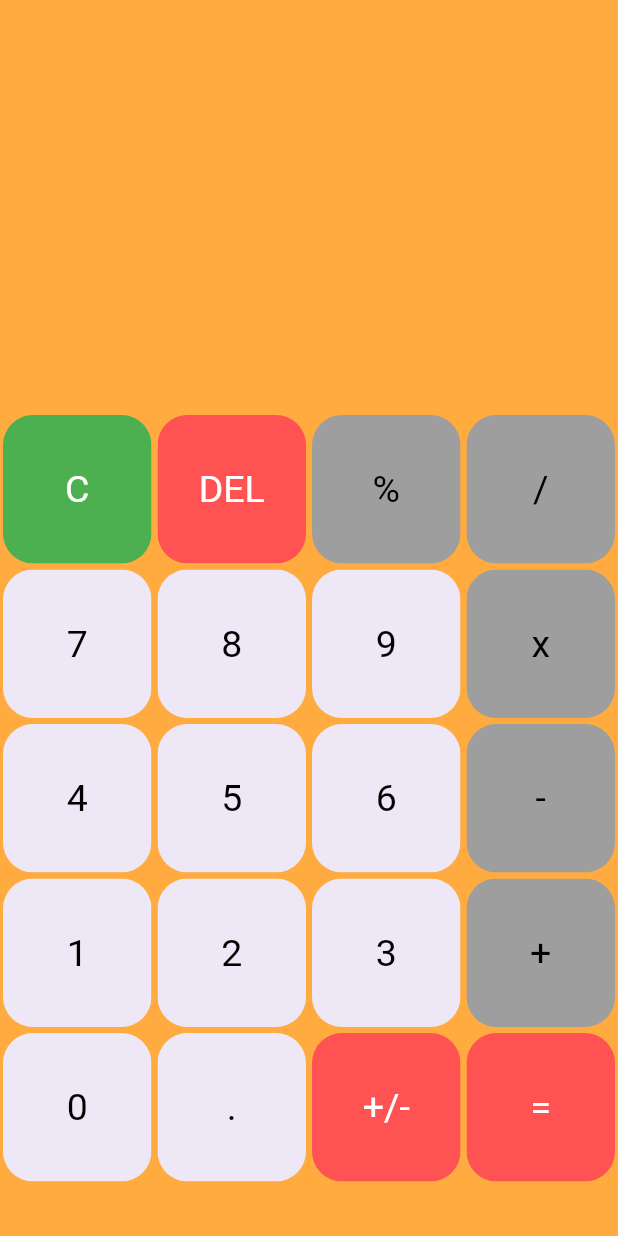
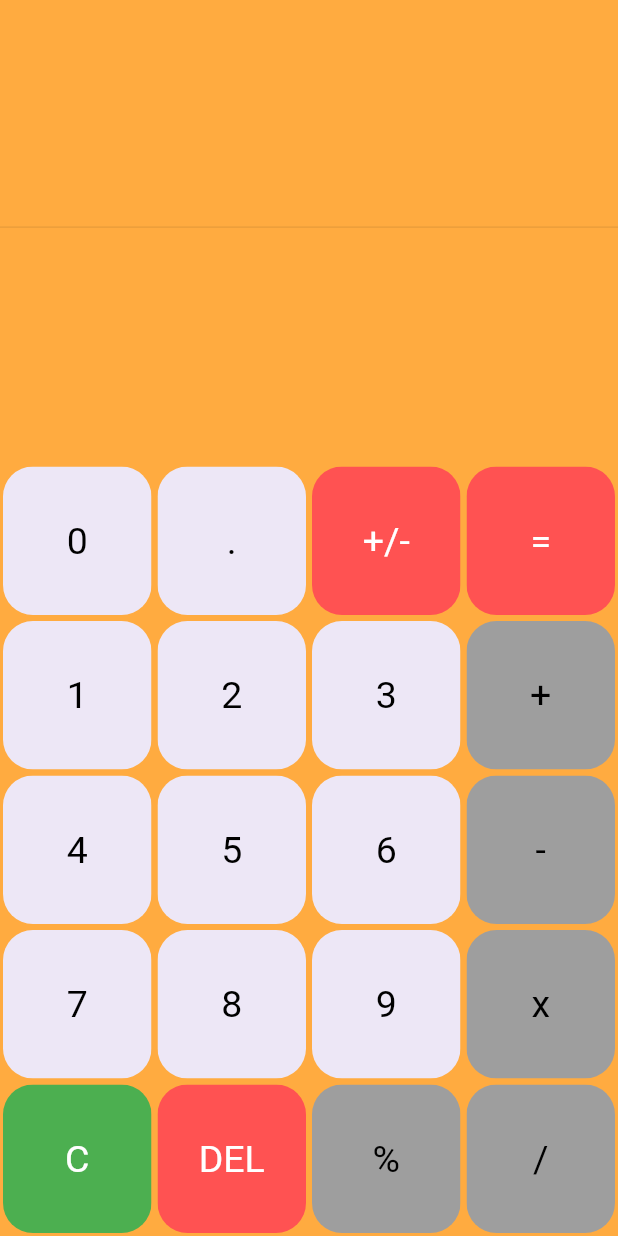
Before and after one commit to aayushkoirala/calculator, a Flutter app: the screen it shows after launch, on a phone screen of 412 x 824 dp. Run offline on Flutter 3.47's test engine with Material 2 defaults, Android fonts, the phone set to English and light mode, and no system bars; our stand-ins replace math_expressions.

Commit message:
reversing calc

```diff
--- a/lib/main.dart
+++ b/lib/main.dart
@@ -64,6 +64,7 @@ class _HomePageState extends State<HomePage> {
                     height: 50,
                   ),
                   Container(
+
                     padding: EdgeInsets.all(20),
                     alignment: Alignment.centerLeft,
                     child: Text(
@@ -71,6 +72,8 @@ class _HomePageState extends State<HomePage> {
                       style: TextStyle(fontSize: 25),
                     ),
                   ),
+                  Divider(),
+
                   Container(
                     padding: EdgeInsets.all(20),
                     alignment: Alignment.centerRight,
@@ -87,9 +90,12 @@ class _HomePageState extends State<HomePage> {
             flex: 2,
             child: Container(
               child: GridView.builder(
+                physics: NeverScrollableScrollPhysics(),
+                reverse: true,
                   itemCount: buttons.length,
                   gridDelegate: SliverGridDelegateWithFixedCrossAxisCount(
                       crossAxisCount: 4),
+
                   itemBuilder: (BuildContext context, int index) {
                     if (index == 0) {
                       return MyButton(
```
